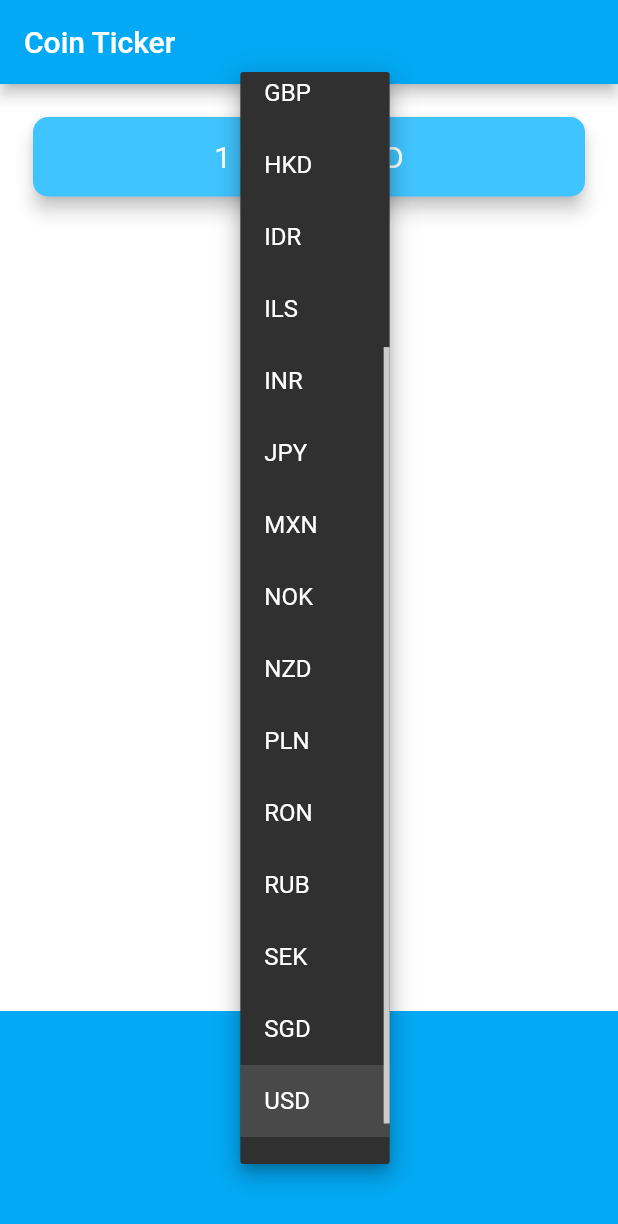
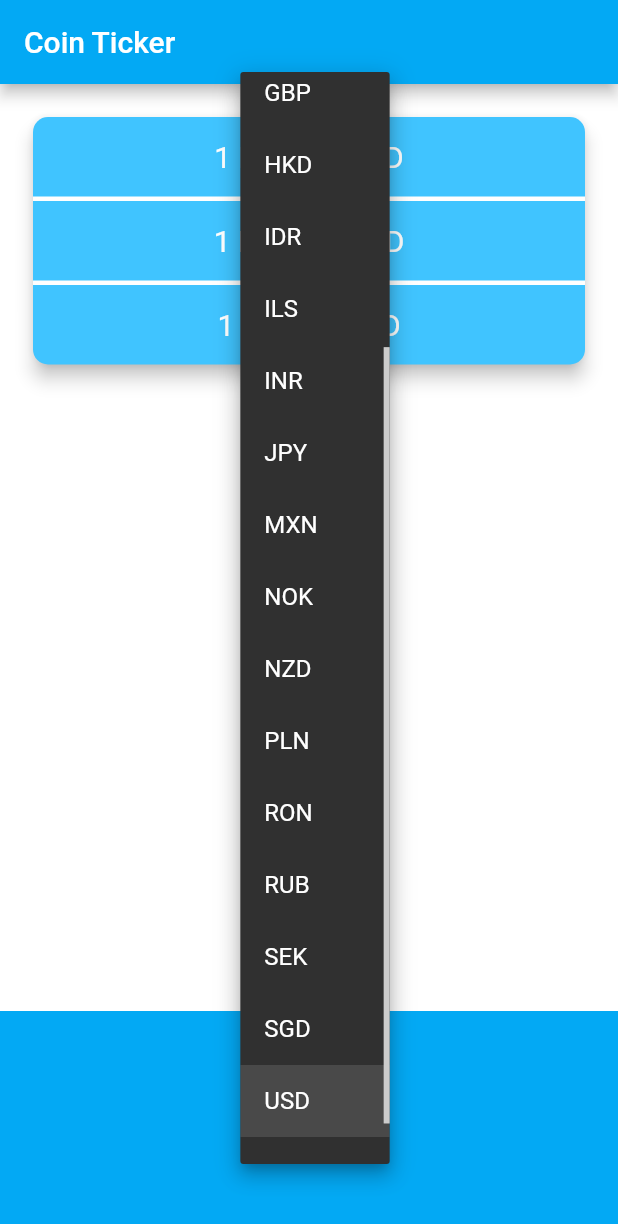
Before and after one commit to harshitarora-in/crypto-price-flutter-app, a Flutter app: the screen it shows after launch, after a tap on "USD", on a phone screen of 412 x 824 dp. Shown: the top 1224 px of the screen. Run offline on Flutter 3.47's test engine with Material 2 defaults, Android fonts, the phone set to English and light mode, and no system bars; network calls fail.

Commit message:
api and 3 crypto added

```diff
--- a/lib/coin_data.dart
+++ b/lib/coin_data.dart
@@ -1,3 +1,8 @@
+import 'package:http/http.dart' as http;
+import 'dart:convert';
+
+const String coinApi = 'F3FF9A95-72F4-446B-B881-1B8659F2045C';
+
 const List<String> currenciesList = [
   'AUD',
   'BRL',
@@ -28,4 +33,25 @@ const List<String> cryptoList = [
   'LTC',
 ];
 
-class CoinData {}
+class NetworkHelper {
+  Future getCoinData(String currency) async {
+    Map<String, String> cryptoPrices = {};
+    for (String crypto in cryptoList) {
+      http.Response response = await http.get(Uri.parse(
+          'https://rest.coinapi.io/v1/exchangerate/$crypto/${currency.toUpperCase()}/?apikey=$coinApi'));
+      if (response.statusCode == 200) {
+        var temp = jsonDecode(response.body);
+        double lastPrice = temp['rate'];
+        cryptoPrices[crypto] = lastPrice.toStringAsFixed(0);
+        print(cryptoPrices[crypto]);
+      } else {
+        print(response.statusCode);
+        throw 'Problem with get request';
+      }
+    }
+    return cryptoPrices;
+  }
+}
+
+//TODO recheck the whole code again
+//TODO add getdata funtion in IOS dropdown
--- a/lib/main.dart
+++ b/lib/main.dart
@@ -1,5 +1,5 @@
 import 'package:flutter/material.dart';
-import 'price_screen.dart';
+import 'screens/price_screen.dart';
 
 void main() => runApp(MyApp());
 
--- a/lib/price_screen.dart
+++ /dev/null
@@ -1,71 +0,0 @@
-import 'package:crypto_price/coin_data.dart';
-import 'package:flutter/material.dart';
-
-class PriceScreen extends StatefulWidget {
-  @override
-  _PriceScreenState createState() => _PriceScreenState();
-}
-
-class _PriceScreenState extends State<PriceScreen> {
-  String? selectedCurrency = 'USD';
-
-  List<DropdownMenuItem<String>> getCurrencyData() {
-    List<DropdownMenuItem<String>> dropDownItem = [];
-    for (String currency in currenciesList) {
-      var newItem = DropdownMenuItem(child: Text(currency), value: currency);
-      dropDownItem.add(newItem);
-    }
-    return dropDownItem;
-  }
-
-  @override
-  Widget build(BuildContext context) {
-    return Scaffold(
-      appBar: AppBar(
-        title: Text('Coin Ticker'),
-      ),
-      body: Column(
-        mainAxisAlignment: MainAxisAlignment.spaceBetween,
-        crossAxisAlignment: CrossAxisAlignment.stretch,
-        children: <Widget>[
-          Padding(
-            padding: EdgeInsets.fromLTRB(18.0, 18.0, 18.0, 0),
-            child: Card(
-              color: Colors.lightBlueAccent,
-              elevation: 5.0,
-              shape: RoundedRectangleBorder(
-                borderRadius: BorderRadius.circular(10.0),
-              ),
-              child: Padding(
-                padding: EdgeInsets.symmetric(vertical: 15.0, horizontal: 28.0),
-                child: Text(
-                  '1 BTC = ? USD',
-                  textAlign: TextAlign.center,
-                  style: TextStyle(
-                    fontSize: 20.0,
-                    color: Colors.white,
-                  ),
-                ),
-              ),
-            ),
-          ),
-          Container(
-            height: 150.0,
-            alignment: Alignment.center,
-            padding: EdgeInsets.only(bottom: 30.0),
-            color: Colors.lightBlue,
-            child: DropdownButton<String>(
-              value: selectedCurrency,
-              items: getCurrencyData(),
-              onChanged: (value) {
-                setState(() {
-                  selectedCurrency = value;
-                });
-              },
-            ),
-          ),
-        ],
-      ),
-    );
-  }
-}
--- /dev/null
+++ b/lib/screens/price_screen.dart
@@ -0,0 +1,140 @@
+import 'package:crypto_price/coin_data.dart';
+import 'package:flutter/cupertino.dart';
+import 'package:flutter/material.dart';
+import 'dart:io' show Platform;
+
+class PriceScreen extends StatefulWidget {
+  @override
+  _PriceScreenState createState() => _PriceScreenState();
+}
+
+class _PriceScreenState extends State<PriceScreen> {
+  String? selectedCurrency = 'USD';
+  bool isWaiting = false;
+  Map<String, String> coinPrices = {};
+
+  void getData() async {
+    isWaiting = true;
+    try {
+      NetworkHelper networkHelper = NetworkHelper();
+      var data = await networkHelper.getCoinData(selectedCurrency!);
+      isWaiting = false;
+      setState(() {
+        coinPrices = data;
+      });
+    } catch (e) {
+      print(e);
+    }
+  }
+
+  DropdownButton androidDropdown() {
+    List<DropdownMenuItem<String>> dropDownItem = [];
+    for (String currency in currenciesList) {
+      var newItem = DropdownMenuItem(child: Text(currency), value: currency);
+      dropDownItem.add(newItem);
+    }
+    return DropdownButton<String>(
+      value: selectedCurrency,
+      items: dropDownItem,
+      onChanged: (value) {
+        setState(() {
+          selectedCurrency = value;
+          getData();
+        });
+      },
+    );
+  }
+
+  CupertinoPicker iosDropdown() {
+    List<Text> iosCurrency = [];
+    for (String currency in currenciesList) {
+      iosCurrency.add(Text(currency));
+    }
+    return CupertinoPicker(
+        itemExtent: 32.0,
+        onSelectedItemChanged: (selectedIndex) {
+          print(selectedIndex);
+        },
+        children: iosCurrency);
+  }
+
+  @override
+  void initState() {
+    super.initState();
+    getData();
+  }
+
+  @override
+  Widget build(BuildContext context) {
+    return Scaffold(
+      appBar: AppBar(
+        title: Text('Coin Ticker'),
+      ),
+      body: Column(
+        mainAxisAlignment: MainAxisAlignment.spaceBetween,
+        crossAxisAlignment: CrossAxisAlignment.stretch,
+        children: <Widget>[
+          Padding(
+            padding: EdgeInsets.fromLTRB(18.0, 18.0, 18.0, 0),
+            child: Card(
+                color: Colors.lightBlueAccent,
+                elevation: 5.0,
+                shape: RoundedRectangleBorder(
+                  borderRadius: BorderRadius.circular(10.0),
+                ),
+                child: Column(children: [
+                  PriceCard(
+                      cryptoCurrency: 'BTC',
+                      priceInCurrency: isWaiting ? '?' : coinPrices['BTC'],
+                      selectedCurrency: selectedCurrency),
+                  Container(color: Colors.white, height: 3.0),
+                  PriceCard(
+                      cryptoCurrency: 'ETH',
+                      priceInCurrency: isWaiting ? '?' : coinPrices['ETH'],
+                      selectedCurrency: selectedCurrency),
+                  Container(color: Colors.white, height: 3.0),
+                  PriceCard(
+                      cryptoCurrency: 'LTC',
+                      priceInCurrency: isWaiting ? '?' : coinPrices['LTC'],
+                      selectedCurrency: selectedCurrency),
+                ])),
+          ),
+          Container(
+            height: 150.0,
+            alignment: Alignment.center,
+            padding: EdgeInsets.only(bottom: 30.0),
+            color: Colors.lightBlue,
+            child: Platform.isIOS ? iosDropdown() : androidDropdown(),
+          )
+        ],
+      ),
+    );
+  }
+}
+
+class PriceCard extends StatelessWidget {
+  const PriceCard({
+    required this.cryptoCurrency,
+    required this.priceInCurrency,
+    required this.selectedCurrency,
+  });
+
+  final String? priceInCurrency;
+  final String? selectedCurrency;
+  final String? cryptoCurrency;
+
+  @override
+  Widget build(BuildContext context) {
+    return Padding(
+      padding: EdgeInsets.symmetric(vertical: 15.0, horizontal: 28.0),
+      child: Text(
+        '1 $cryptoCurrency = $priceInCurrency $selectedCurrency',
+        textAlign: TextAlign.center,
+        style: TextStyle(
+          fontSize: 20.0,
+          color: Colors.white,
+        ),
+      ),
+    );
+  }
+}
--- a/pubspec.yaml
+++ b/pubspec.yaml
@@ -3,7 +3,7 @@ description: A new Flutter project.
 
 # The following line prevents the package from being accidentally published to
 # pub.dev using `pub publish`. This is preferred for private packages.
-publish_to: 'none' # Remove this line if you wish to publish to pub.dev
+publish_to: "none" # Remove this line if you wish to publish to pub.dev
 
 # The following defines the version and build number for your application.
 # A version number is three numbers separated by dots, like 1.2.43
@@ -24,10 +24,10 @@ dependencies:
   flutter:
     sdk: flutter
 
-
   # The following adds the Cupertino Icons font to your application.
   # Use with the CupertinoIcons class for iOS style icons.
   cupertino_icons: ^1.0.2
+  http: ^0.13.3
 
 dev_dependencies:
   flutter_test:
@@ -38,7 +38,6 @@ dev_dependencies:
 
 # The following section is specific to Flutter.
 flutter:
-
   # The following line ensures that the Material Icons font is
   # included with your application, so that you can use the icons in
   # the material Icons class.
```
Also changed, not shown: pubspec.lock.
